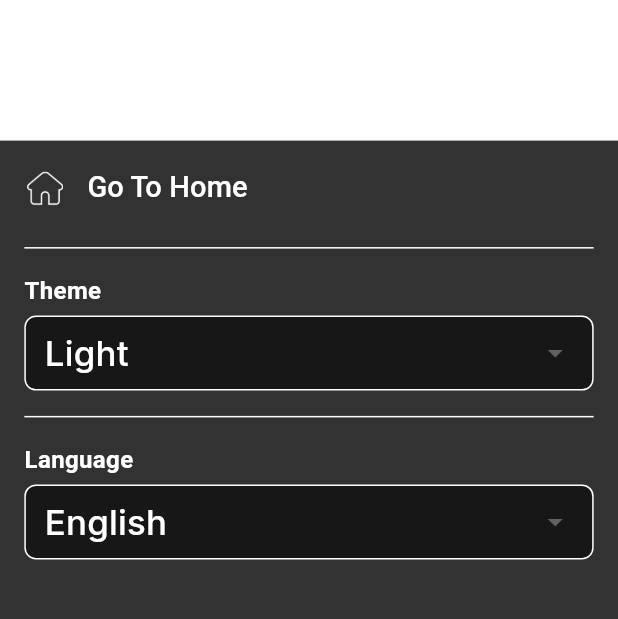
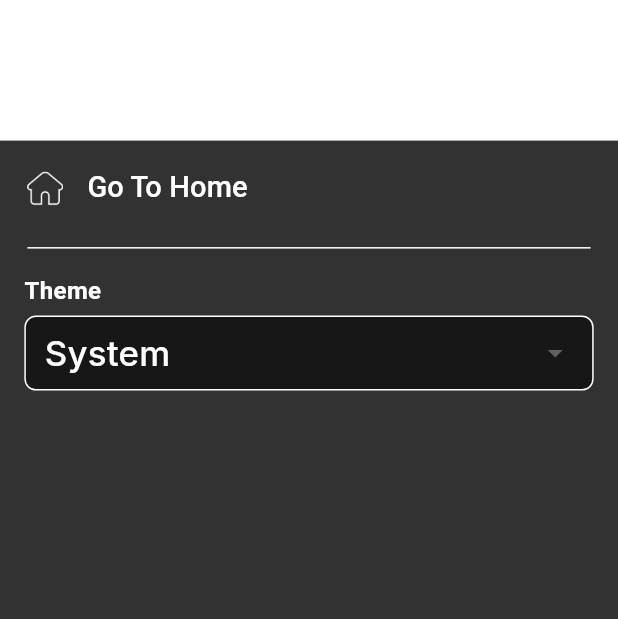
Before and after one commit to nouran2005/news-app, a Flutter app: the CustomDrawer widget shown alone on an empty page, opened directly with empty values, on a phone screen of 412 x 824 dp, the part 206-825 px from its top. Run offline on Flutter 3.47's test engine with Material 3 defaults, Android fonts, the phone set to English and light mode, and no system bars; our stand-ins replace bloc, cached_network_image, connectivity_plus, dartz, dio, flutter_bloc and 6 more; accounts and stored records are empty.

Commit message:
Fhinish Theme Options

```diff
--- a/lib/core/resources/Style/AppStyle.dart
+++ b/lib/core/resources/Style/AppStyle.dart
@@ -4,6 +4,7 @@ import 'package:news_app/core/resources/AppColor.dart';
 
 
 class AppStyle {
+
   static ThemeData lightTheme = ThemeData(
     scaffoldBackgroundColor: Colors.transparent,
     appBarTheme: AppBarTheme(
--- a/lib/core/resources/assets_manager.dart
+++ b/lib/core/resources/assets_manager.dart
@@ -4,7 +4,7 @@ const String iconsPath = "assets/icons";
 
 abstract class ImageAssets {
   static const String General = "$imagePath/earth-1303628_1920.png";
-  static const String Sports = "$imagePath/7231190-removebg-preview.png";
+  static const String Sports = "$imagePath/sport.png";
   static const String Health = "$imagePath/3486168-removebg-preview.png";
   static const String Business = "$imagePath/business.png";
   static const String Entertainment = "$imagePath/12759-removebg-preview.png";
--- a/lib/core/resources/constants_manager.dart
+++ b/lib/core/resources/constants_manager.dart
@@ -1,5 +1,5 @@
 class AppConestants{
   static const String baseUrl = "https://newsapi.org";
-  //static const String apiKey = "59df7a981b7b495e8fc57c3ed9e33612";
-  static const String apiKey = "dc5191af8a894244aa0e4321a55326d3";
+  static const String apiKey = "59df7a981b7b495e8fc57c3ed9e33612";
+  //static const String apiKey = "dc5191af8a894244aa0e4321a55326d3";
 }
--- a/lib/features/home_screen/presentation/widgets/CustomDrawer.dart
+++ b/lib/features/home_screen/presentation/widgets/CustomDrawer.dart
@@ -1,41 +1,55 @@
 import 'package:flutter/material.dart';
+import 'package:flutter_bloc/flutter_bloc.dart';
 import 'package:flutter_screenutil/flutter_screenutil.dart';
 import 'package:news_app/core/resources/AppColor.dart';
 import 'package:news_app/core/resources/assets_manager.dart';
+import 'package:news_app/features/home_screen/presentation/manager/theme_cubit.dart';
 import 'package:news_app/features/home_screen/presentation/widgets/CustomDropdown.dart';
 
 class CustomDrawer extends StatefulWidget {
-  const CustomDrawer({
-    Key? key,
-    required this.onPress,
-  }) : super(key: key);
+  const CustomDrawer({Key? key, required this.onPress}) : super(key: key);
+
   final void Function() onPress;
+
   @override
   State<CustomDrawer> createState() => _CustomDrawerState();
 }
 
 class _CustomDrawerState extends State<CustomDrawer> {
-    String selectedTheme = "Light";
-    String selectedLanguage = "English";
-    bool isThemeExpanded = false;
+  late String selectedTheme;
+  //String selectedLanguage = "English";
+
+  @override
+  void initState() {
+    super.initState();
+    final themeCubit = context.read<ThemeCubit>();
+    selectedTheme = _getThemeString(themeCubit.state);
+  }
+
+  String _getThemeString(ThemeMode mode) {
+    if (mode == ThemeMode.light) return "Light";
+    if (mode == ThemeMode.dark) return "Dark";
+    return "System";
+  }
+
   @override
   Widget build(BuildContext context) {
-
     return Column(
       children: [
         Container(
           width: double.infinity,
           alignment: Alignment.center,
-            padding: REdgeInsets.symmetric(
-              vertical: 100.h,
-            ),
+          padding: REdgeInsets.symmetric(vertical: 100.h),
           decoration: BoxDecoration(
             color: Theme.of(context).colorScheme.primary,
           ),
-            child: Text("Today's News", style: Theme.of(context).textTheme.headlineMedium!.copyWith(fontFamily: "Great Vibes"),),
+          child: Text(
+            "Today's News",
+            style: Theme.of(context).textTheme.headlineMedium!.copyWith(fontFamily: "Great Vibes"),
           ),
-          Expanded(child:
-          Container(
+        ),
+        Expanded(
+          child: Container(
             color: Theme.of(context).colorScheme.onPrimary,
             child: Column(
               children: [
@@ -47,16 +61,13 @@ class _CustomDrawerState extends State<CustomDrawer> {
                       color: ColorManager.lightPrimaryColor,
                       height: 25.h,
                     ),
-              title: Text("Go To Home",
-                  style: Theme.of(context).textTheme.titleSmall),
-              onTap: () {
-                widget.onPress();
-              },
+                    title: Text("Go To Home", style: Theme.of(context).textTheme.titleSmall),
+                    onTap: widget.onPress,
                   ),
                 ),
                 Padding(
-            padding: REdgeInsets.symmetric(horizontal: 16.w),
-            child: Divider(color: ColorManager.lightPrimaryColor, thickness: 1 , )
+                  padding: REdgeInsets.symmetric(horizontal: 18.w),
+                  child: Divider(color: ColorManager.lightPrimaryColor, thickness: 1),
                 ),
                 CustomDropdown(
                   title: "Theme",
@@ -66,14 +77,14 @@ class _CustomDrawerState extends State<CustomDrawer> {
                     if (value != null) {
                       setState(() {
                         selectedTheme = value;
-                  //AppLocalizations.of(context)!.value;
+                        context.read<ThemeCubit>().changeTheme(value);
                       });
                     }
                   },
                 ),
-          Padding(
+               /*Padding(
                   padding: REdgeInsets.symmetric(horizontal: 16.w),
-            child: Divider(color: ColorManager.lightPrimaryColor, thickness: 1 , )
+                  child: Divider(color: ColorManager.lightPrimaryColor, thickness: 1),
                 ),
                 CustomDropdown(
                   title: "Language",
@@ -86,12 +97,12 @@ class _CustomDrawerState extends State<CustomDrawer> {
                       });
                     }
                   },
-          ),
+                ),*/
               ],
             ),
           ),
-          )
-      ]
+        ),
+      ],
     );
   }
 }
--- a/lib/features/home_screen/presentation/widgets/CustomDropdown.dart
+++ b/lib/features/home_screen/presentation/widgets/CustomDropdown.dart
@@ -48,7 +48,9 @@ class CustomDropdown extends StatelessWidget {
                           child: Text(option, style: const TextStyle(color: ColorManager.lightPrimaryColor)),
                         ))
                     .toList(),
+                alignment: Alignment.bottomCenter,
                 onChanged: onChanged,
+
               ),
             ),
           ),
--- a/pubspec.yaml
+++ b/pubspec.yaml
@@ -48,6 +48,7 @@ dependencies:
   url_launcher: ^6.3.1
   lottie: ^3.3.1
   shimmer: ^3.0.0
+  shared_preferences: ^2.5.2
 
 dev_dependencies:
   flutter_test:
```
Also changed, not shown: lib/features/category_details/presentation/pages/newsListWidget.dart (+27 -0 lines), lib/features/category_details/presentation/widgets/SearchNews.dart (+29 -6 lines), lib/features/home_screen/presentation/manager/theme_cubit.dart (added, +40 -0 lines), lib/main.dart (+11 -5 lines), assets/images/sport.png (renamed from assets/images/7231190-removebg-preview.png), lib/core/DI/di.config.dart, pubspec.lock, 1 other file. Lines whose indentation alone changed are shown as unchanged.
